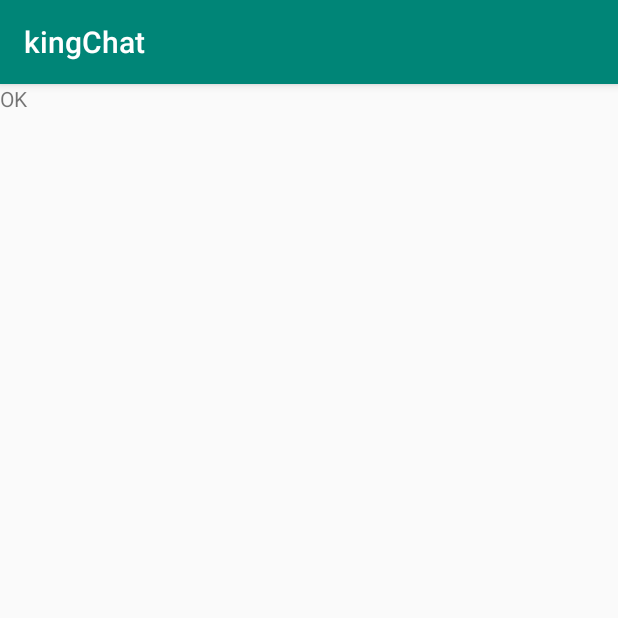
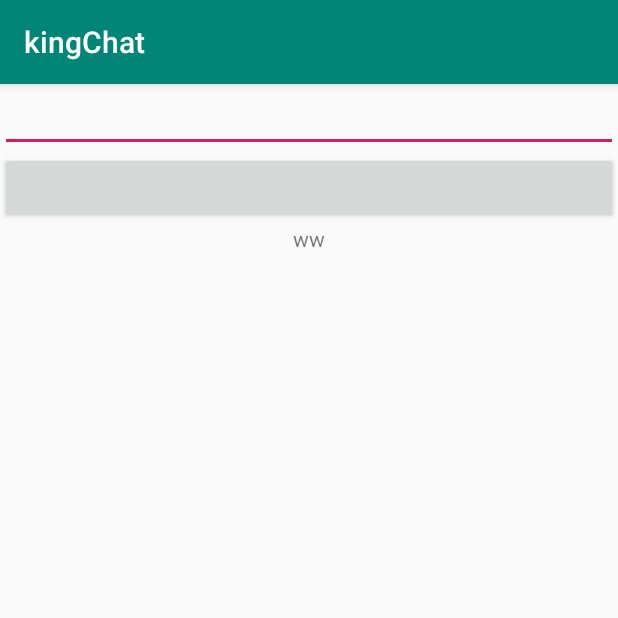
Before and after one commit to KingShing/kingChat, an Android app: the screen it shows after launch (MainActivity), on a phone screen of 412 x 824 dp, the top half of it. Run offline under Robolectric (Android 15) with nearby library versions, the phone set to English and light mode, and no system bars; our stand-ins replace ButterKnife.

Commit message:
recyclerView 完善，mvp初体验

```diff
--- /dev/null
+++ b/client/app/src/main/java/sit/kingshing/kingchat/IPresenter.java
@@ -0,0 +1,5 @@
+package sit.kingshing.kingchat;
+
+public interface IPresenter {
+    void search();
+}
--- /dev/null
+++ b/client/app/src/main/java/sit/kingshing/kingchat/IView.java
@@ -0,0 +1,9 @@
+package sit.kingshing.kingchat;
+
+public interface IView {
+
+    String getInputString();
+
+    void setResultString(String res);
+
+}
--- a/client/app/src/main/java/sit/kingshing/kingchat/MainActivity.java
+++ b/client/app/src/main/java/sit/kingshing/kingchat/MainActivity.java
@@ -1,28 +1,53 @@
 package sit.kingshing.kingchat;
 
 
+import android.widget.Button;
+import android.widget.EditText;
 import android.widget.TextView;
 
 
 import butterknife.BindView;
 
+import butterknife.OnClick;
 import sit.kingshing.common.app.Activity;
 
-public class MainActivity extends Activity {
+public class MainActivity extends Activity implements IView{
 
+    private IPresenter mPresenter;
 
-    @BindView(R.id.two)
+    @BindView(R.id.txt_result)
     TextView mTextView;
 
+    @BindView(R.id.btn_submit)
+    Button btn_submit;
+
+    @BindView(R.id.edit_query)
+    EditText edit_query;
 
     @Override
     protected int getContentLayoutId() {
         return R.layout.layout_test;
     }
 
+
+    @OnClick(R.id.btn_submit)
+    void onSubmit(){
+        mPresenter.search();
+    }
+
     @Override
-    protected void initWidget() {
-        super.initWidget();
-        mTextView.setText("OK");
+    public String getInputString() {
+        return edit_query.getText().toString();
+    }
+
+    @Override
+    protected void initData() {
+        super.initData();
+        mPresenter  = new Presenter(this);
+    }
+
+    @Override
+    public void setResultString(String res) {
+        mTextView.setText(res);
     }
 }
--- /dev/null
+++ b/client/app/src/main/java/sit/kingshing/kingchat/Presenter.java
@@ -0,0 +1,23 @@
+package sit.kingshing.kingchat;
+
+import android.text.TextUtils;
+import android.view.View;
+
+public class Presenter implements  IPresenter{
+    private IView mView ;
+
+    public Presenter(IView view) {
+        this.mView = view;
+    }
+
+    @Override
+    public void search() {
+        String str = mView.getInputString();
+        if(TextUtils.isEmpty(str)){
+            return;
+        }
+
+        String res = "Result:"+ str.hashCode();
+        mView.setResultString(res);
+    }
+}
--- a/client/app/src/main/res/layout/layout_test.xml
+++ b/client/app/src/main/res/layout/layout_test.xml
@@ -1,9 +1,21 @@
 <?xml version="1.0" encoding="utf-8"?>
 <LinearLayout xmlns:android="http://schemas.android.com/apk/res/android"
     android:layout_width="match_parent"
+    android:orientation="vertical"
     android:layout_height="match_parent">
+    <EditText
+        android:id="@+id/edit_query"
+        android:layout_width="match_parent"
+        android:layout_height="wrap_content" />
+
+    <Button
+        android:id="@+id/btn_submit"
+        android:layout_width="match_parent"
+        android:layout_height="wrap_content" />
+
     <TextView
-        android:id="@+id/two"
+        android:id="@+id/txt_result"
+        android:gravity="center"
         android:layout_width="match_parent"
         android:text="ww"
         android:layout_height="wrap_content" />
```
Also changed, not shown: client/common/src/main/java/sit/kingshing/common/widget/recycler/RecyclerAdapter.java (+139 -9 lines).
